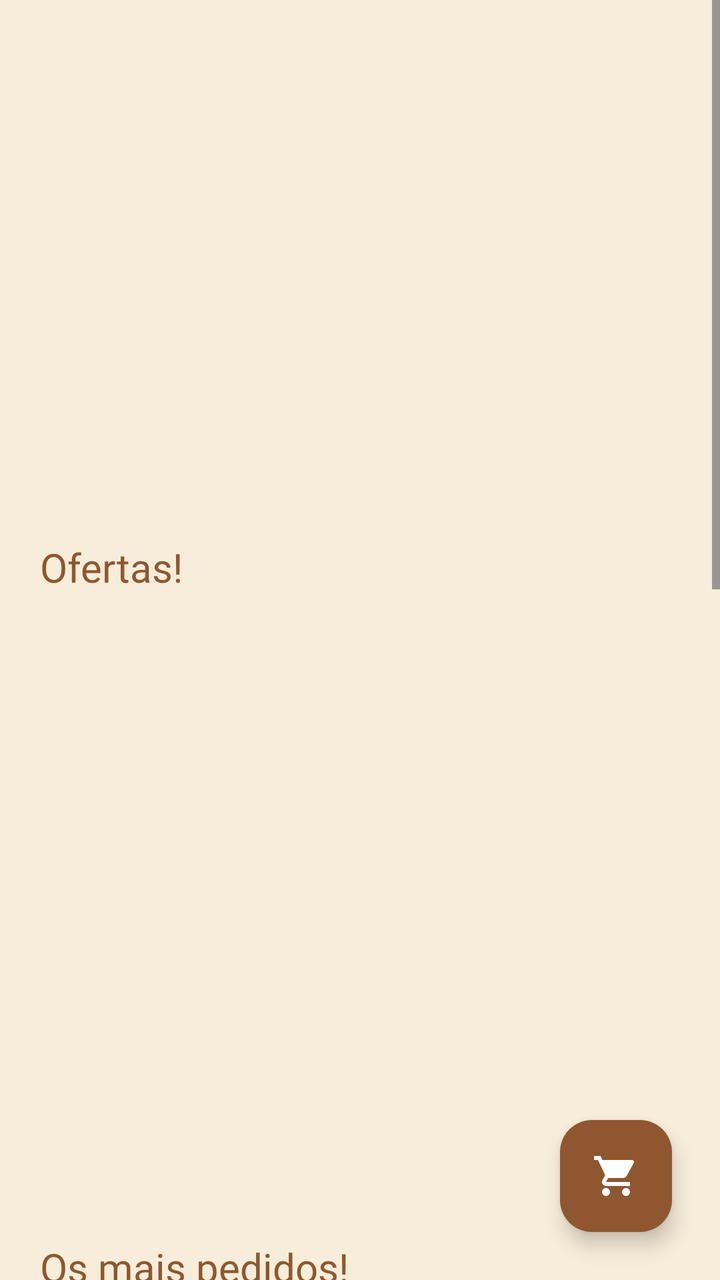
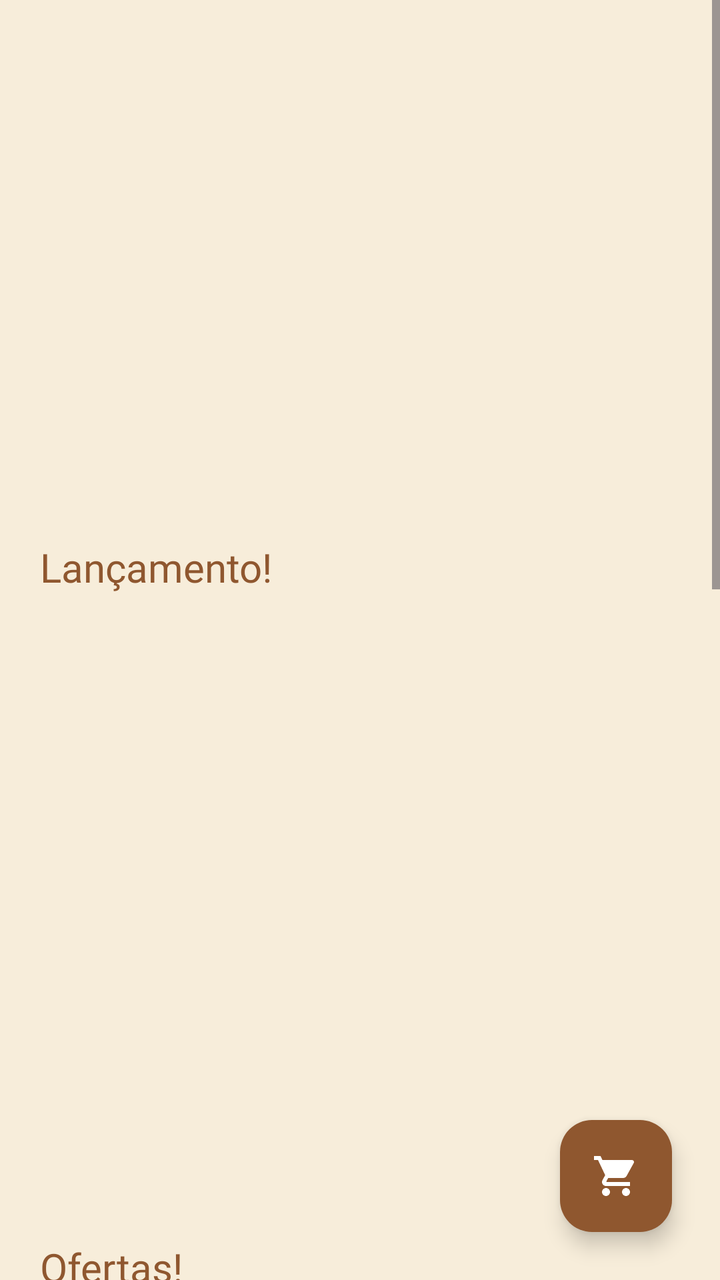

An Android layout rendered at two revisions. The XML below is the earlier revision; the diff shows what the commit changed to produce the second picture.
<!-- AndroidManifest.xml: application theme Theme.VangustApp -->
<!-- res/layout/fragment_inicio.xml -->
<?xml version="1.0" encoding="utf-8"?>
<FrameLayout xmlns:android="http://schemas.android.com/apk/res/android"
    xmlns:app="http://schemas.android.com/apk/res-auto"
    xmlns:tools="http://schemas.android.com/tools"
    android:layout_width="match_parent"
    android:layout_height="match_parent"
    android:background="#F7EDDA"
    tools:context=".InicioFragment">

    
    <ScrollView
        android:layout_width="match_parent"
        android:layout_height="match_parent">

        <LinearLayout
            android:layout_width="match_parent"
            android:layout_height="wrap_content"
            android:orientation="vertical"
            android:paddingBottom="80dp"> 

            <androidx.viewpager2.widget.ViewPager2
                android:id="@+id/viewPagerCarrossel"
                android:layout_width="match_parent"
                android:layout_height="250dp"
                android:layout_marginTop="10dp" />

            <LinearLayout
                android:layout_width="match_parent"
                android:layout_height="330dp"
                android:layout_marginTop="10dp"
                android:layout_marginBottom="10dp"
                android:orientation="vertical">

                <TextView
                    android:layout_width="wrap_content"
                    android:layout_height="wrap_content"
                    android:layout_marginLeft="20dp"
                    android:fontFamily="@font/oswald_regular"
                    android:text="Ofertas!"
                    android:textColor="#8F572F"
                    android:textSize="20sp" />

                <androidx.recyclerview.widget.RecyclerView
                    android:id="@+id/idOfertas"
                    android:layout_width="match_parent"
                    android:layout_height="match_parent"
                    android:layout_margin="10dp" />
            </LinearLayout>

            <LinearLayout
                android:layout_width="match_parent"
                android:layout_height="330dp"
                android:layout_marginTop="10dp"
                android:layout_marginBottom="10dp"
                android:orientation="vertical">

                <TextView
                    android:layout_width="wrap_content"
                    android:layout_height="wrap_content"
                    android:layout_marginLeft="20dp"
                    android:fontFamily="@font/oswald_regular"
                    android:text="Os mais pedidos!"
                    android:textColor="#8F572F"
                    android:textSize="20sp" />

                <androidx.recyclerview.widget.RecyclerView
                    android:id="@+id/idMaisPedidos"
                    android:layout_width="match_parent"
                    android:layout_height="match_parent"
                    android:layout_margin="10dp" />
            </LinearLayout>

            <LinearLayout
                android:layout_width="match_parent"
                android:layout_height="330dp"
                android:layout_marginTop="10dp"
                android:layout_marginBottom="10dp"
                android:orientation="vertical">

                <TextView
                    android:layout_width="wrap_content"
                    android:layout_height="wrap_content"
                    android:layout_marginLeft="20dp"
                    android:fontFamily="@font/oswald_regular"
                    android:text="Lançamentos!"
                    android:textColor="#8F572F"
                    android:textSize="20sp" />

                <androidx.recyclerview.widget.RecyclerView
                    android:id="@+id/idLançamento"
                    android:layout_width="match_parent"
                    android:layout_height="match_parent"
                    android:layout_margin="10dp" />
            </LinearLayout>

        </LinearLayout>
    </ScrollView>

    
    <FrameLayout
        android:layout_width="wrap_content"
        android:layout_height="wrap_content"
        android:layout_gravity="bottom|end">

        <com.google.android.material.floatingactionbutton.FloatingActionButton
            android:id="@+id/fabCarrinho"
            android:layout_width="wrap_content"
            android:layout_height="wrap_content"
            android:layout_margin="24dp"
            android:src="@drawable/baseline_shopping_cart"
            android:backgroundTint="#8F572F"
            app:tint="@android:color/white"
            android:contentDescription="Abrir Carrinho" />

        
        <View
            android:id="@+id/dotCarrinho"
            android:layout_width="14dp"
            android:layout_height="14dp"
            android:layout_gravity="top|end"
            android:layout_marginTop="20dp"
            android:layout_marginEnd="20dp"
            android:background="@drawable/circulo_vermelho"
            android:elevation="10dp"
            android:translationZ="10dp"
            android:visibility="gone" />

    </FrameLayout>

</FrameLayout>
<!-- resources referenced by this layout -->
<resources>
  <!-- drawable baseline_shopping_cart (drawable) -->
  <vector xmlns:android="http://schemas.android.com/apk/res/android" android:height="24dp" android:tint="#000000" android:viewportHeight="24" android:viewportWidth="24" android:width="24dp">
        
      <path android:fillColor="@android:color/white" android:pathData="M7,18c-1.1,0 -1.99,0.9 -1.99,2S5.9,22 7,22s2,-0.9 2,-2 -0.9,-2 -2,-2zM1,2v2h2l3.6,7.59 -1.35,2.45c-0.16,0.28 -0.25,0.61 -0.25,0.96 0,1.1 0.9,2 2,2h12v-2L7.42,15c-0.14,0 -0.25,-0.11 -0.25,-0.25l0.03,-0.12 0.9,-1.63h7.45c0.75,0 1.41,-0.41 1.75,-1.03l3.58,-6.49c0.08,-0.14 0.12,-0.31 0.12,-0.48 0,-0.55 -0.45,-1 -1,-1L5.21,4l-0.94,-2L1,2zM17,18c-1.1,0 -1.99,0.9 -1.99,2s0.89,2 1.99,2 2,-0.9 2,-2 -0.9,-2 -2,-2z"/>
      
  </vector>
  <!-- drawable circulo_vermelho (drawable) -->
  <?xml version="1.0" encoding="utf-8"?>
  <shape xmlns:android="http://schemas.android.com/apk/res/android"
      android:shape="oval">
      <solid android:color="#A61C1C" /> 
      <size android:width="12dp" android:height="12dp" />
  </shape>
  <style name="Theme.VangustApp" parent="Base.Theme.VangustApp" />
  <style name="Base.Theme.VangustApp" parent="Theme.Material3.DayNight.NoActionBar">
          
          
      </style>
</resources>

<!-- the commit's change to res/layout/fragment_inicio.xml (unified diff, before → after) -->
@@ -23,6 +23,29 @@
                 android:layout_width="match_parent"
                 android:layout_height="250dp"
                 android:layout_marginTop="10dp" />
+
+            <LinearLayout
+                android:layout_width="match_parent"
+                android:layout_height="330dp"
+                android:layout_marginTop="10dp"
+                android:layout_marginBottom="10dp"
+                android:orientation="vertical">
+
+                <TextView
+                    android:layout_width="wrap_content"
+                    android:layout_height="wrap_content"
+                    android:layout_marginLeft="20dp"
+                    android:fontFamily="@font/oswald_regular"
+                    android:text="Lançamento!"
+                    android:textColor="#8F572F"
+                    android:textSize="20sp" />
+
+                <androidx.recyclerview.widget.RecyclerView
+                    android:id="@+id/idLançamento"
+                    android:layout_width="match_parent"
+                    android:layout_height="match_parent"
+                    android:layout_margin="10dp" />
+            </LinearLayout>
 
             <LinearLayout
                 android:layout_width="match_parent"
@@ -70,29 +93,6 @@
                     android:layout_margin="10dp" />
             </LinearLayout>
 
-            <LinearLayout
-                android:layout_width="match_parent"
-                android:layout_height="330dp"
-                android:layout_marginTop="10dp"
-                android:layout_marginBottom="10dp"
-                android:orientation="vertical">
-
-                <TextView
-                    android:layout_width="wrap_content"
-                    android:layout_height="wrap_content"
-                    android:layout_marginLeft="20dp"
-                    android:fontFamily="@font/oswald_regular"
-                    android:text="Lançamentos!"
-                    android:textColor="#8F572F"
-                    android:textSize="20sp" />
-
-                <androidx.recyclerview.widget.RecyclerView
-                    android:id="@+id/idLançamento"
-                    android:layout_width="match_parent"
-                    android:layout_height="match_parent"
-                    android:layout_margin="10dp" />
-            </LinearLayout>
-
         </LinearLayout>
     </ScrollView>
 
